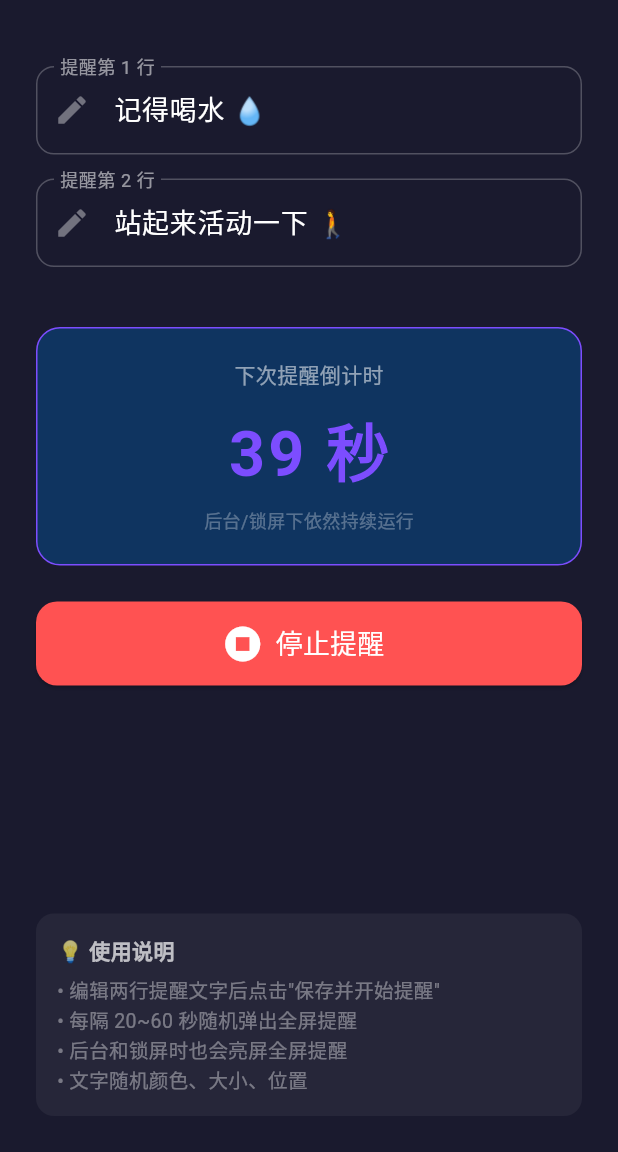
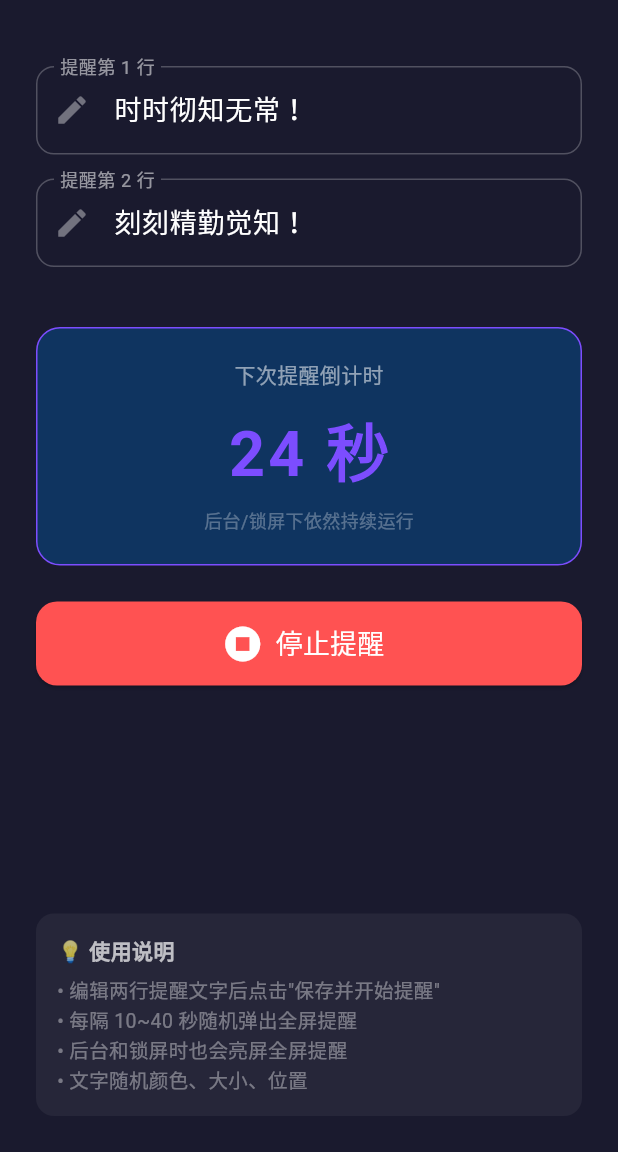
Before and after one commit to Leos06129/randomreminder, a Flutter app: the screen it shows after launch, after a tap on "保存并开始提醒", on a phone screen of 412 x 824 dp, the part 84-1236 px from its top. Run offline on Flutter 3.47's test engine with Material 3 defaults, Android fonts, the phone set to English and light mode, and no system bars; our stand-ins replace flutter_local_notifications, shared_preferences, timezone; missing offline and left inert: flutter_foreground_task.

Commit message:
Update main.dart

```diff
--- a/lib/main.dart
+++ b/lib/main.dart
@@ -58,7 +58,7 @@ class ReminderTaskHandler extends TaskHandler {
 
   void _scheduleNext() {
     final rng = Random();
-    _waitSeconds = rng.nextInt(41) + 20; // 20~60 秒
+    _waitSeconds = rng.nextInt(31) + 10; // 10~40 秒
     FlutterForegroundTask.updateService(
       notificationTitle: '随机提醒运行中',
       notificationText: '下次提醒：$_waitSeconds 秒后',
@@ -91,12 +91,14 @@ class ReminderTaskHandler extends TaskHandler {
     final line1 = prefs.getString('line1') ?? '记得喝水 💧';
     final line2 = prefs.getString('line2') ?? '站起来活动一下 🚶';
 
+    // 使用高优先级 + fullScreenIntent 实现锁屏全屏弹出
     final androidDetails = fln.AndroidNotificationDetails(
       'reminder_channel',
       '随机提醒',
       channelDescription: '随机提醒全屏通知',
       importance: fln.Importance.max,
-      fullScreenIntent: true,
+      priority: fln.Priority.max,      // 最高优先级
+      fullScreenIntent: true,         // 全屏意图，锁屏时唤屏
       category: fln.AndroidNotificationCategory.alarm,
       visibility: fln.NotificationVisibility.public,
       timeoutAfter: 5000,
@@ -264,8 +266,8 @@ class _HomePageState extends State<HomePage> with WidgetsBindingObserver {
   Future<void> _loadSettings() async {
     final p = await SharedPreferences.getInstance();
     setState(() {
-      _line1.text = p.getString('line1') ?? '记得喝水 💧';
-      _line2.text = p.getString('line2') ?? '站起来活动一下 🚶';
+      _line1.text = p.getString('line1') ?? '时时彻知无常！';
+      _line2.text = p.getString('line2') ?? '刻刻精勤觉知！';
     });
   }
 
@@ -324,7 +326,7 @@ class _HomePageState extends State<HomePage> with WidgetsBindingObserver {
         if (_countdownSeconds > 0) _countdownSeconds--;
       });
     });
-    setState(() => _countdownSeconds = 40);
+    setState(() => _countdownSeconds = 25);
   }
 
   String _fmt(int s) {
@@ -443,7 +445,7 @@ class _HomePageState extends State<HomePage> with WidgetsBindingObserver {
                   Text('• 编辑两行提醒文字后点击"保存并开始提醒"',
                       style: TextStyle(
                           color: Colors.white38, fontSize: 13)),
-                  Text('• 每隔 20~60 秒随机弹出全屏提醒',
+                  Text('• 每隔 10~40 秒随机弹出全屏提醒',
                       style: TextStyle(
                           color: Colors.white38, fontSize: 13)),
                   Text('• 后台和锁屏时也会亮屏全屏提醒',
@@ -610,7 +612,8 @@ class _ReminderOverlayPageState extends State<ReminderOverlayPage>
                       fontSize: _fontSize1,
                       fontWeight: FontWeight.bold,
                       shadows: [
-                        Shadow(blurRadius: 12, color: _color1.withOpacity(0.7))
+                        Shadow(
+                            blurRadius: 12, color: _color1.withOpacity(0.7))
                       ],
                     ),
                   ),
@@ -628,7 +631,8 @@ class _ReminderOverlayPageState extends State<ReminderOverlayPage>
                       fontSize: _fontSize2,
                       fontWeight: FontWeight.bold,
                       shadows: [
-                        Shadow(blurRadius: 12, color: _color2.withOpacity(0.7))
+                        Shadow(
+                            blurRadius: 12, color: _color2.withOpacity(0.7))
                       ],
                     ),
                   ),
```
